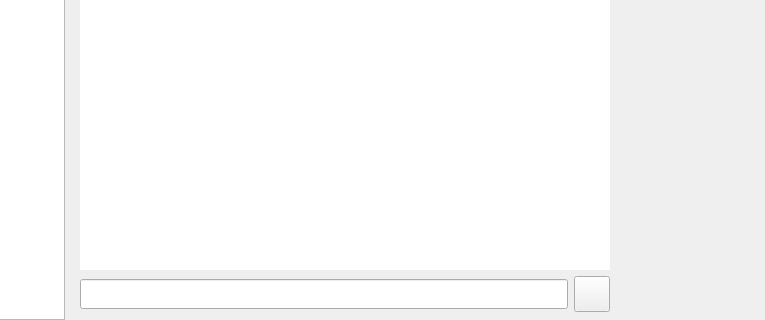
Before: the Qt Designer form callwidget.ui in savoirfairelinux/jami-client-windows, drawn with Qt 5; both pictures show x 259 to 1024 and y 404 to 724 of the 1024 by 724 pixel window.
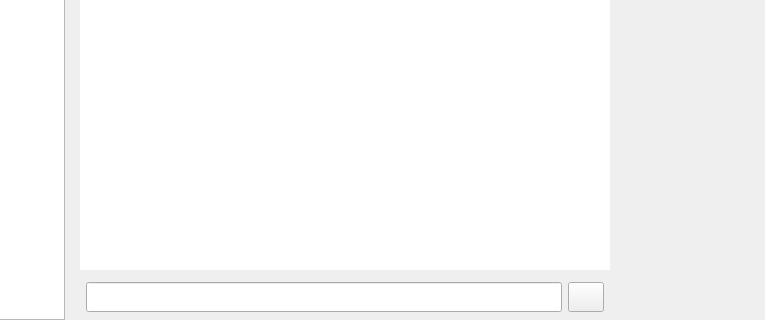
After: the same form once the commit is applied. The open tabs and pages were chosen to show the change. Icons and pictures are not drawn. Custom widgets are drawn as their Qt base class.

Patch:
```diff
--- a/callwidget.ui
+++ b/callwidget.ui
@@ -943,6 +943,15 @@
                 </item>
                 <item>
                  <layout class="QHBoxLayout" name="horizontalLayout_5">
+                  <property name="leftMargin">
+                   <number>6</number>
+                  </property>
+                  <property name="topMargin">
+                   <number>6</number>
+                  </property>
+                  <property name="rightMargin">
+                   <number>6</number>
+                  </property>
                   <property name="bottomMargin">
                    <number>6</number>
                   </property>
@@ -965,8 +974,8 @@
                    <widget class="QPushButton" name="sendButton">
                     <property name="minimumSize">
                      <size>
-                      <width>36</width>
-                      <height>36</height>
+                      <width>30</width>
+                      <height>30</height>
                      </size>
                     </property>
                     <property name="maximumSize">
@@ -987,8 +996,8 @@
                     </property>
                     <property name="iconSize">
                      <size>
-                      <width>36</width>
-                      <height>36</height>
+                      <width>18</width>
+                      <height>18</height>
                      </size>
                     </property>
                    </widget>
```
Left out of the diff: 63 changed lines with no effect on the pictures.
